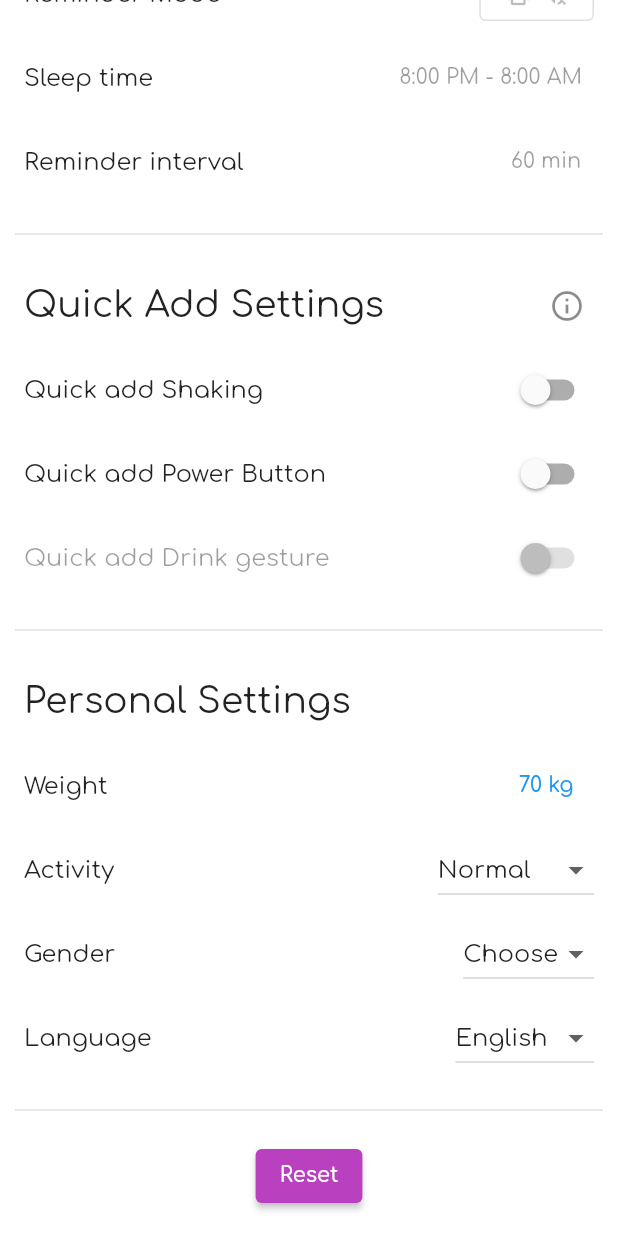
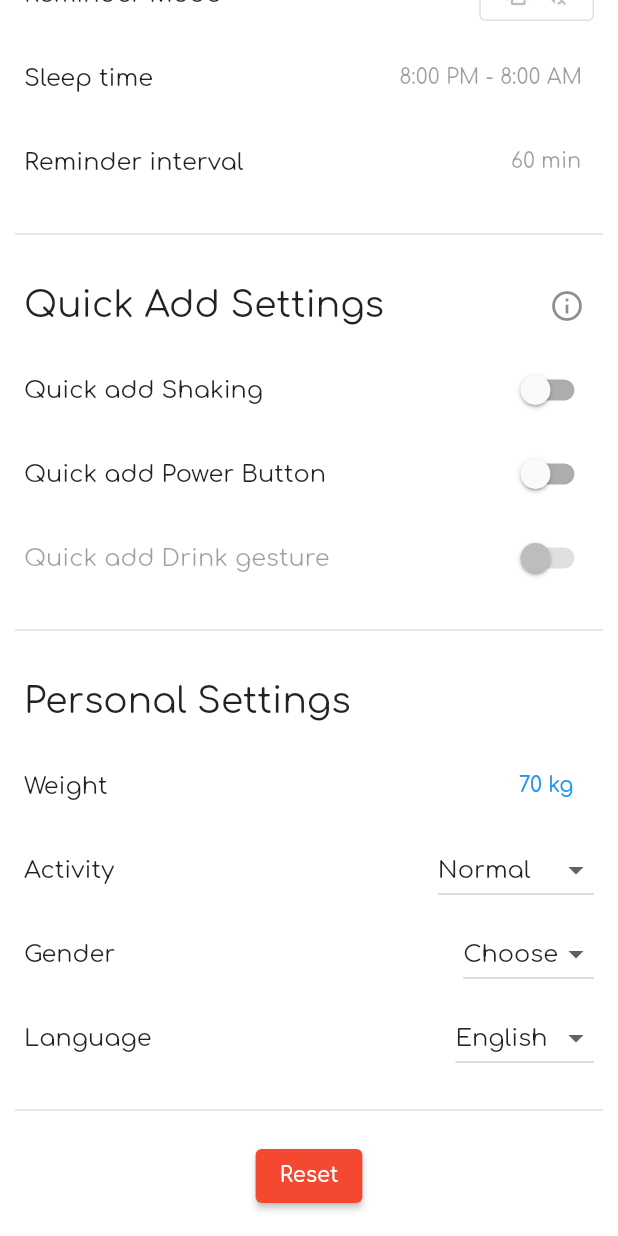
Before and after one commit to lu631str/Aquapido, a Flutter app: the Settings screen opened directly, scrolled down 144 dp, on a phone screen of 412 x 824 dp. Run offline on Flutter 3.47's test engine with Material 2 defaults, Android fonts, the phone set to English and light mode, and no system bars; our stand-ins replace auto_size_text, awesome_notifications, easy_localization, fl_chart, flutter_xlider, google_fonts and 6 more; missing offline and left inert: grafpix, time_range_picker; accounts and stored records are empty.

Commit message:
changed purple and pink to red and orange

```diff
--- a/lib/Views/settings.dart
+++ b/lib/Views/settings.dart
@@ -534,7 +534,7 @@ class _SettingsState extends State<Settings> {
                   child: ElevatedButton(
                       child: const Text('dialog.reset').tr(),
                       style: ElevatedButton.styleFrom(
-                        primary: Color(0xFFb941bf),
+                        primary: Color(0xFFf54831),
                       ),
                       onPressed: () => {
                         showDialog(
--- a/lib/Widgets/statistics/DailyLineChart.dart
+++ b/lib/Widgets/statistics/DailyLineChart.dart
@@ -31,8 +31,8 @@ class _DailyLineChartState extends State<DailyLineChart> {
   List<double> _cummulatedWater = [];
 
   List<Color> gradientColors = [
-    const Color(0xff8d60bd),
-    const Color(0xffb941bf),
+    const Color(0xffed882f),
+    const Color(0xfff54831),
   ];
 
   static const Color foregroundColor = Color(0xFFF2F2F2);
--- a/lib/Widgets/statistics/WeeklyBarChart.dart
+++ b/lib/Widgets/statistics/WeeklyBarChart.dart
@@ -26,8 +26,8 @@ class WeeklyBarChartState extends State<WeeklyBarChart> {
   static const Color foregroundColor = Color(0xFFF2F2F2);
 
   List<Color> gradientColors = [
-    const Color(0xff8d60bd),
-    const Color(0xffb941bf),
+    const Color(0xffed882f),
+    const Color(0xfff54831)
   ];
 
   WeeklyBarChartState(this.waterListWeek, this.startDate) {
```
Also changed, not shown: assets/images/ausrufezeichen-old.png (deleted), assets/images/ausrufezeichen.png.
